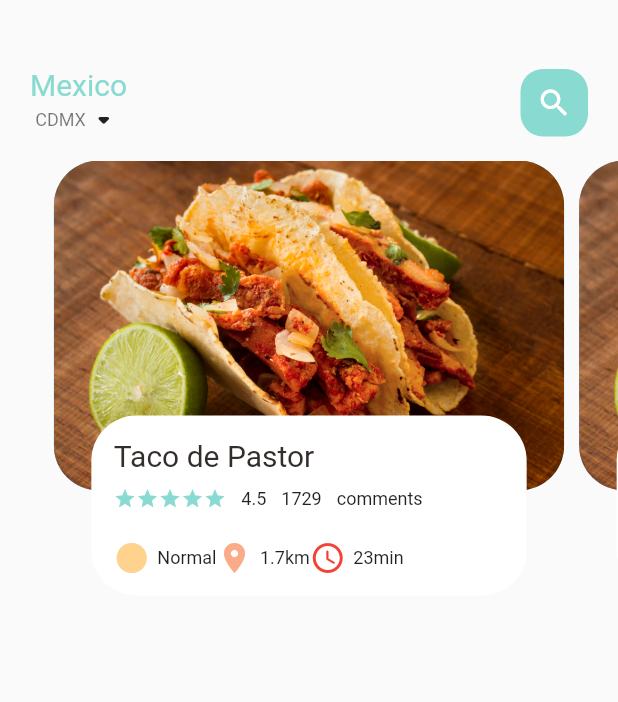
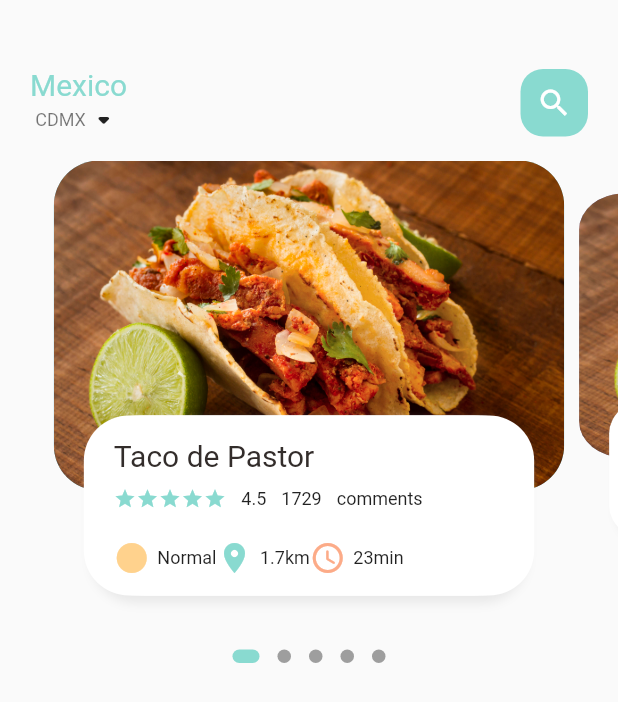
Before and after one commit to cursedpotato/ecommerce_app, a Flutter app: the screen it shows after launch, on a phone screen of 412 x 824 dp. Shown: the top 702 px of the screen. Run offline on Flutter 3.47's test engine with Material 2 defaults, Android fonts, the phone set to English and light mode, and no system bars; drawn by our look-alikes of dots_indicator.

Commit message:
added dots indicator to food_page_body

```diff
--- a/lib/home/food_page_body.dart
+++ b/lib/home/food_page_body.dart
@@ -1,3 +1,4 @@
+import 'package:dots_indicator/dots_indicator.dart';
 import 'package:ecommerce_app/utils/colors.dart';
 import 'package:ecommerce_app/widgets/big_text.dart';
 import 'package:ecommerce_app/widgets/icon_and_text_widget.dart';
@@ -14,24 +15,31 @@ class FoodPageBody extends StatefulWidget {
 class _FoodPageBodyState extends State<FoodPageBody> {
   final PageController pageController = PageController(viewportFraction: 0.85);
   var _currPageValue = 0.0;
-  double _scaleFactor = 0.8;
+  final double _scaleFactor = 0.8;
+  final double _height = 220;
 
   @override
   void initState() {
     super.initState();
     pageController.addListener(() {
-     _currPageValue =  pageController.page!;
-
+      setState(() {
+        _currPageValue = pageController.page!;
+      });
     });
   }
+
   @override
   void dispose() {
     pageController.dispose();
     super.dispose();
   }
+
   @override
   Widget build(BuildContext context) {
-    return Container(
+    // This was a container before so let's see how this behaves
+    return Column(
+      children: [
+        SizedBox(
           height: 320,
           child: PageView.builder(
             controller: pageController,
@@ -40,13 +48,61 @@ class _FoodPageBodyState extends State<FoodPageBody> {
               return _buildPageItem(position);
             },
           ),
+        ),
+        DotsIndicator(
+  dotsCount: 5,
+  position: _currPageValue,
+  decorator: DotsDecorator(
+    activeColor: AppColors.mainColor,
+    size: const Size.square(9.0),
+    activeSize: const Size(18.0, 9.0),
+    activeShape: RoundedRectangleBorder(borderRadius: BorderRadius.circular(5.0)),
+  ),
+)
+      ],
+
     );
   }
 
   Widget _buildPageItem(int index) {
-    // This is going to manage the animation
-    Matrix4 matrix = new Matrix4.identity();
-    return Stack(
+
+    Matrix4 animationMatrix() {
+      // As far as I understand this is an empty matrix of 4 rows and 4 columns
+      Matrix4 matrix = Matrix4.identity();
+      int pageControllerRounded = _currPageValue.floor();
+      isIndexEqPage(int number) => index == pageControllerRounded + number;
+
+      var currScale = 0.8;
+      matrix = Matrix4.diagonal3Values(1, currScale, 1)..setTranslationRaw(0, _height*(1-_scaleFactor)/2, 1);
+      if (isIndexEqPage(0)) {
+        // This is equation is only true for the current index
+        var currScale = 1 - (_currPageValue - index) * (1 - _scaleFactor);
+        var currTrans = _height * (1 - currScale) / 2;
+        matrix = Matrix4.diagonal3Values(1, currScale, 1)
+          ..setTranslationRaw(0, currTrans, 0);
+      }
+      if (isIndexEqPage(1)) {
+        var currScale =
+            _scaleFactor + (_currPageValue - index + 1) * (1 - _scaleFactor);
+        var currTrans = _height * (1 - currScale) / 2;
+        matrix = Matrix4.diagonal3Values(1, currScale, 1);
+        matrix = Matrix4.diagonal3Values(1, currScale, 1)
+          ..setTranslationRaw(0, currTrans, 0);
+      }
+      if (isIndexEqPage(-1)) {
+        var currScale = 1 - (_currPageValue - index) * (1 - _scaleFactor);
+        var currTrans = _height * (1 - currScale) / 2;
+        matrix = Matrix4.diagonal3Values(1, currScale, 1);
+        matrix = Matrix4.diagonal3Values(1, currScale, 1)
+          ..setTranslationRaw(0, currTrans, 0);
+      }
+
+      return matrix;
+    }
+
+    return Transform(
+      transform: animationMatrix(),
+      child: Stack(
         children: [
           Container(
             height: 220,
@@ -71,7 +127,25 @@ class _FoodPageBodyState extends State<FoodPageBody> {
               decoration: BoxDecoration(
                 borderRadius: BorderRadius.circular(30),
                 // TODO: make an app theme
-                color: Colors.white),
+                color: Colors.white,
+                boxShadow: const [
+                  BoxShadow(
+                    color: Color(0xFFe8e8e8),
+                    blurRadius: 5,
+                    offset: Offset(0, 5), // changes position of shadow
+                  ),
+                  // This will cover the left side of the black shadow
+                  BoxShadow(
+                    color: Colors.white,
+                    offset: Offset(-5, 0), // changes position of shadow
+                  ),
+                  // This will cover the right side of the black shadow
+                  BoxShadow(
+                    color: Colors.white,
+                    offset: Offset(5, 0), // changes position of shadow
+                  ),
+                ],
+              ),
               child: Container(
                 padding: const EdgeInsets.only(right: 15, left: 15, top: 15),
                 child: Column(
@@ -90,7 +164,6 @@ class _FoodPageBodyState extends State<FoodPageBody> {
                             size: 15,
                           ),
                         )),
-                      // TODO: address the color shade
                         const SizedBox(width: 10),
                         SmallText(text: "4.5"),
                         const SizedBox(width: 10),
@@ -111,11 +184,11 @@ class _FoodPageBodyState extends State<FoodPageBody> {
                         IconAndTextWidget(
                             icon: Icons.location_on,
                             text: '1.7km',
-                          iconColor: AppColors.iconColor2),
+                            iconColor: AppColors.mainColor),
                         IconAndTextWidget(
                             icon: Icons.access_time_rounded,
                             text: '23min',
-                          iconColor: Colors.red),
+                            iconColor: AppColors.iconColor2),
                       ],
                     )
                   ],
@@ -124,6 +197,7 @@ class _FoodPageBodyState extends State<FoodPageBody> {
             ),
           ),
         ],
+      ),
     );
   }
 }
--- a/pubspec.yaml
+++ b/pubspec.yaml
@@ -34,6 +34,7 @@ dependencies:
   # The following adds the Cupertino Icons font to your application.
   # Use with the CupertinoIcons class for iOS style icons.
   cupertino_icons: ^1.0.2
+  dots_indicator: ^2.1.0
 
 dev_dependencies:
   flutter_test:
```
Also changed, not shown: pubspec.lock. Lines whose indentation alone changed are shown as unchanged.
